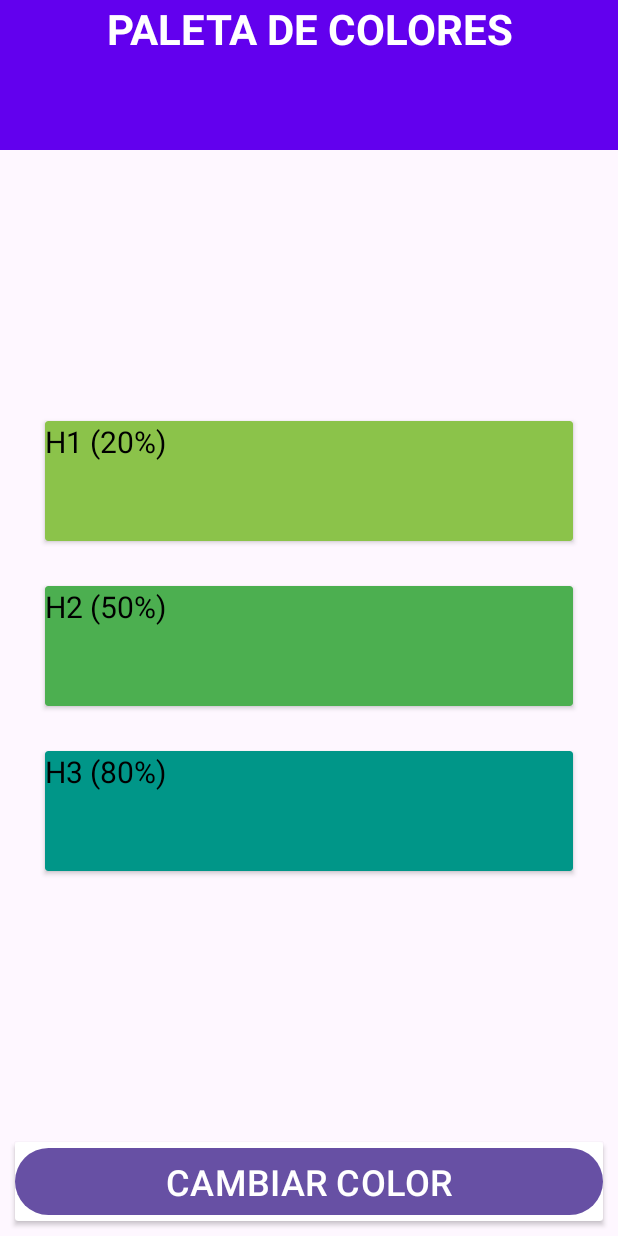
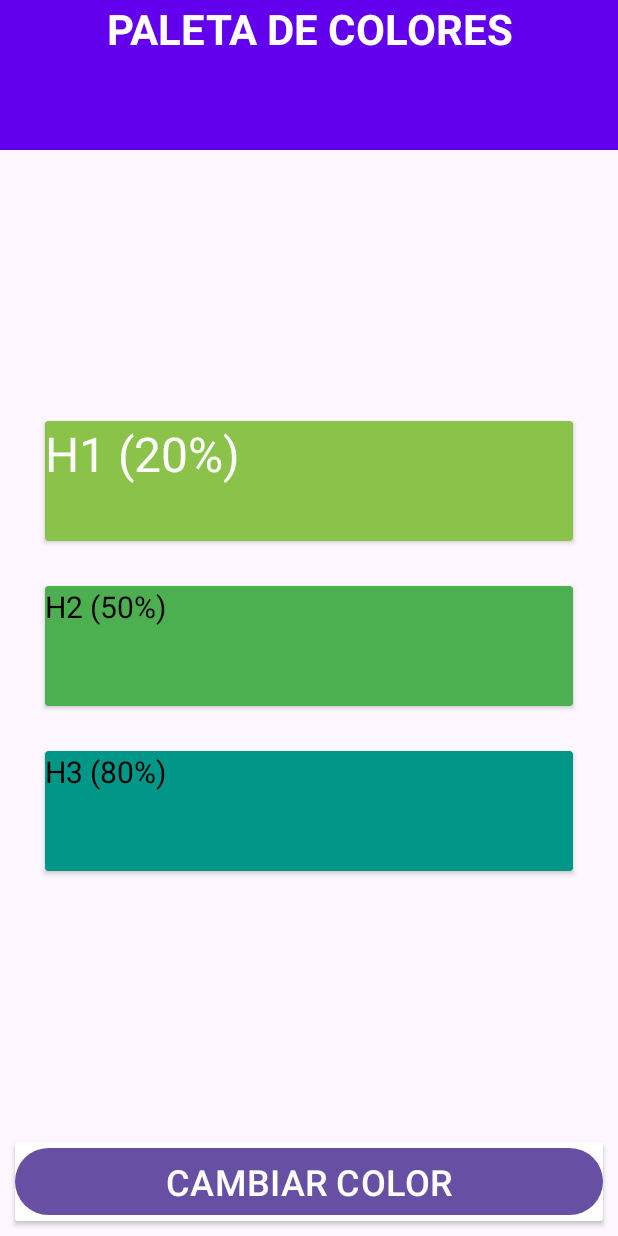
Before and after one commit to EowynRohirrim/AppsPMDM, an Android app: the layout activity_colors.xml on its own in the app's theme, with its tools: preview values and no code run, on a phone screen of 412 x 824 dp. Run offline under Robolectric (Android 15) with nearby library versions, the phone set to English and light mode, and no system bars.

Commit message:
20/11/2023

```diff
--- a/app/src/main/res/layout/activity_colors.xml
+++ b/app/src/main/res/layout/activity_colors.xml
@@ -33,8 +33,9 @@
             android:layout_width="wrap_content"
             android:layout_height="wrap_content"
             android:text="H1 (20%)"
-            android:textColor="#000000"
-            android:textSize="20dp"/>
+            android:textColor="@color/white"
+            android:textSize="32dp"
+            />
 
     </androidx.cardview.widget.CardView>
 
@@ -84,6 +85,7 @@
         app:layout_constraintStart_toStartOf="parent"
         app:layout_constraintTop_toBottomOf="@id/tittleColor"
 
+
         />
 
     <!-- Boton Cambiar Color-->
```
Also changed, not shown: app/src/main/java/com/patri/appspmdm/ColorsApp/ColorsActivity.kt (+7 -3 lines).
